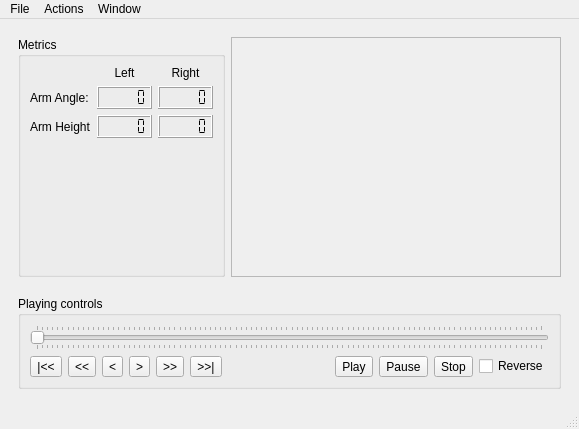
Before: the Qt Designer form components/therapyAnalysis/src/mainUI.ui in robocomp/robotherapy, drawn with Qt 5.
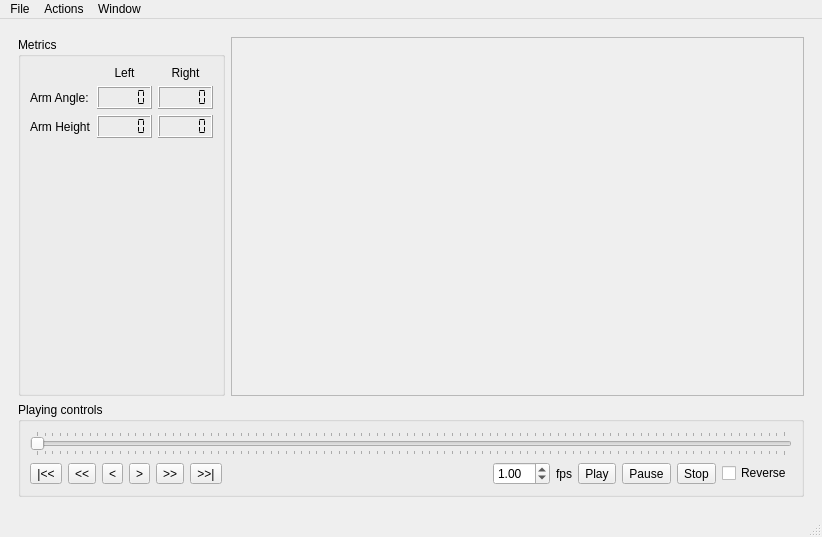
After: the same form once the commit is applied. The open tabs and pages were chosen to show the change.

Commit message: Implementing load and play of a saved therapy file.

What changed in the file:
```diff
--- a/components/therapyAnalysis/src/mainUI.ui
+++ b/components/therapyAnalysis/src/mainUI.ui
@@ -6,8 +6,8 @@
    <rect>
     <x>0</x>
     <y>0</y>
-    <width>579</width>
-    <height>429</height>
+    <width>822</width>
+    <height>537</height>
    </rect>
   </property>
   <property name="windowTitle">
@@ -143,19 +143,6 @@
           </item>
          </layout>
         </item>
-        <item>
-         <spacer name="verticalSpacer">
-          <property name="orientation">
-           <enum>Qt::Vertical</enum>
-          </property>
-          <property name="sizeHint" stdset="0">
-           <size>
-            <width>20</width>
-            <height>144</height>
-           </size>
-          </property>
-         </spacer>
-        </item>
         <item>
          <widget class="QGroupBox" name="groupBox_2">
           <property name="title">
@@ -229,6 +216,23 @@
                </property>
               </spacer>
              </item>
+             <item>
+              <widget class="QDoubleSpinBox" name="fps_spnbox">
+               <property name="maximum">
+                <double>30.000000000000000</double>
+               </property>
+               <property name="value">
+                <double>1.000000000000000</double>
+               </property>
+              </widget>
+             </item>
+             <item>
+              <widget class="QLabel" name="label_4">
+               <property name="text">
+                <string>fps</string>
+               </property>
+              </widget>
+             </item>
              <item>
               <widget class="QToolButton" name="play_btn">
                <property name="text">
@@ -357,7 +361,7 @@
     <rect>
      <x>0</x>
      <y>0</y>
-     <width>579</width>
+     <width>822</width>
      <height>20</height>
     </rect>
    </property>
```
Left out of the diff: 2 changed lines with no effect on the pictures. The commit also changes 2 other files.
